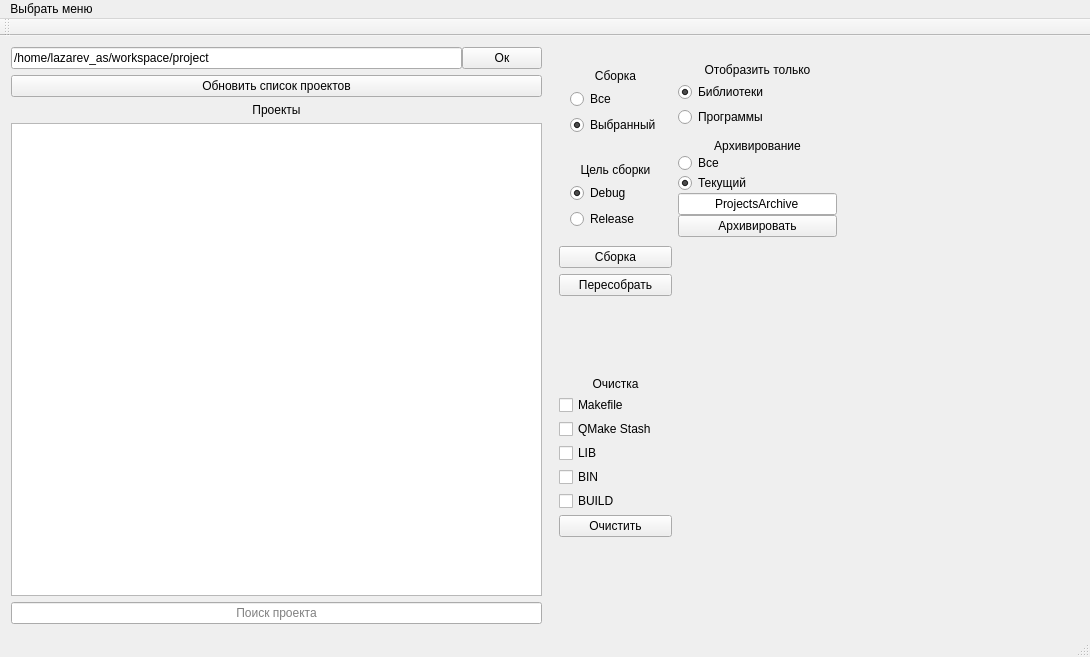
VinTRiZz/ProjectUtility, file src/gui/mainwindow.ui: the form before one commit.
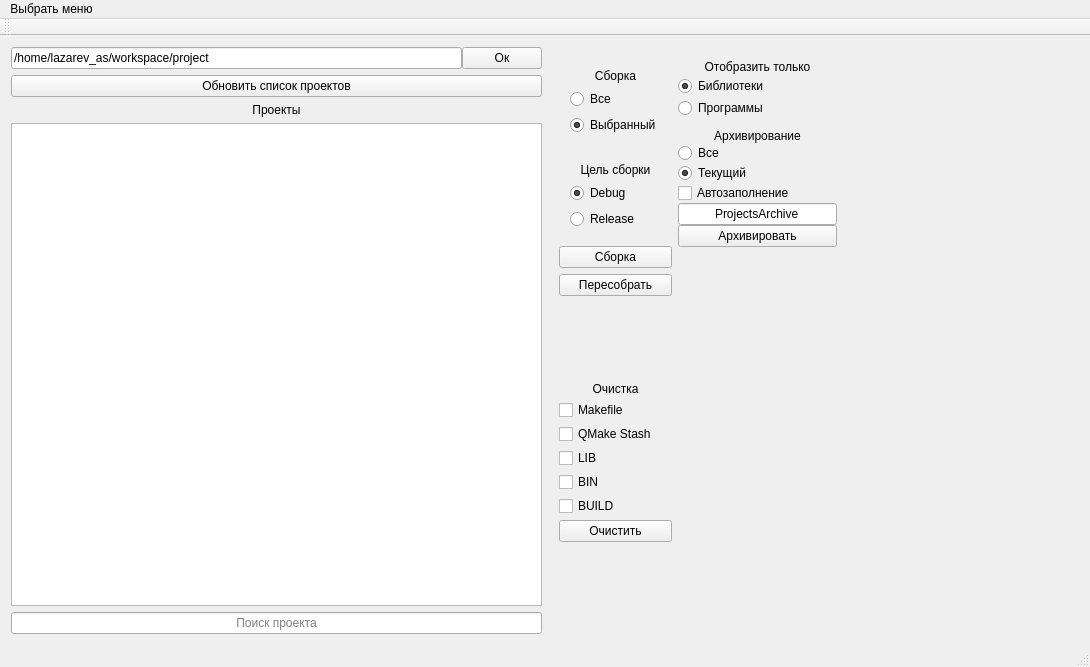
The form after the commit.

```diff
--- a/src/gui/mainwindow.ui
+++ b/src/gui/mainwindow.ui
@@ -7,7 +7,7 @@
     <x>0</x>
     <y>0</y>
     <width>1090</width>
-    <height>657</height>
+    <height>667</height>
    </rect>
   </property>
   <property name="cursor">
@@ -460,6 +460,13 @@
                </property>
               </widget>
              </item>
+             <item>
+              <widget class="QCheckBox" name="autoName_checkBox">
+               <property name="text">
+                <string>Автозаполнение</string>
+               </property>
+              </widget>
+             </item>
              <item>
               <widget class="QLineEdit" name="archivePath_lineEdit">
                <property name="text">
```
